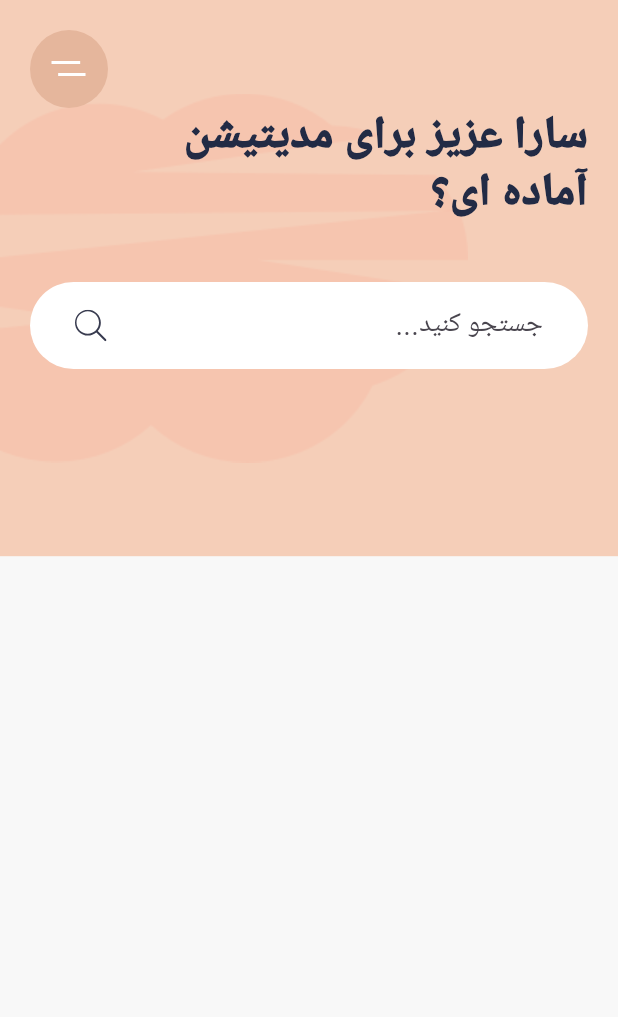
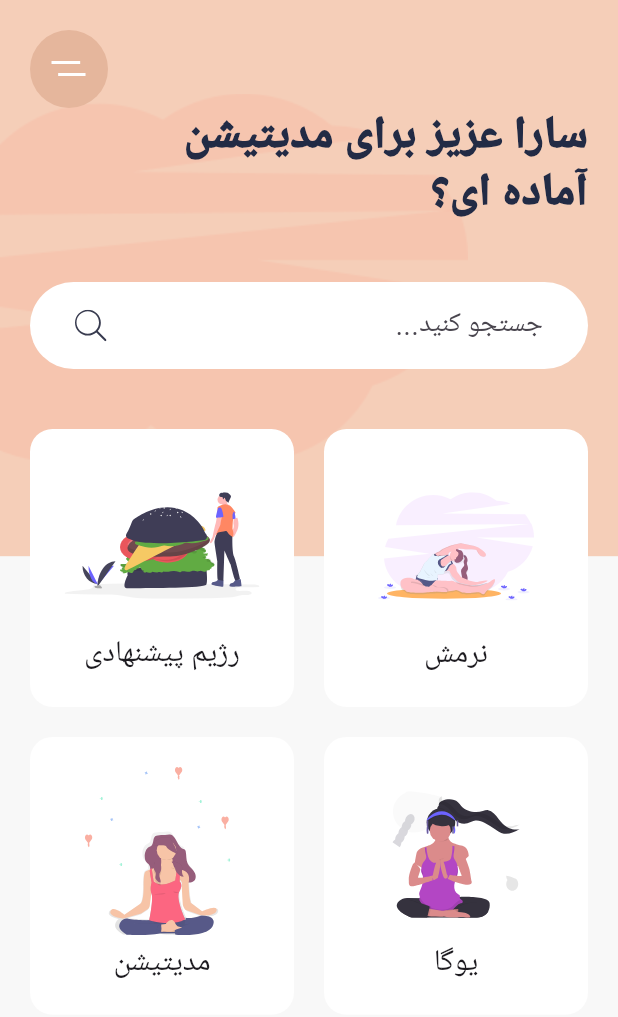
Before and after one commit to Shiroyaksha666/MeditationApp, a Flutter app: the screen it shows after launch, on a phone screen of 412 x 824 dp. Shown: the top 1017 px of the screen. Run offline on Flutter 3.47's test engine with Material 3 defaults, Android fonts, the phone set to English and light mode, and no system bars; our stand-ins replace flutter_svg.

Commit message:
making gridviews

```diff
--- a/lib/main.dart
+++ b/lib/main.dart
@@ -1,6 +1,7 @@
 import 'package:flutter/material.dart';
 import 'package:flutter_svg/flutter_svg.dart';
 import 'package:meditation_app/constant/consts.dart';
+import 'package:meditation_app/widgets/widgets.dart';
 
 void main() {
   runApp(const MyApp());
@@ -100,6 +101,32 @@ class _HomescreenState extends State<Homescreen> {
                       ),
                     ),
                   ),
+                  Expanded(
+                    child: GridView.count(
+                      crossAxisSpacing: 20,
+                      mainAxisSpacing: 20,
+                      childAspectRatio: 0.95,
+                      crossAxisCount: 2,
+                      children: const <Widget>[
+                        GridMaker(
+                          topic: 'رژیم پیشنهادی',
+                          imagepath: 'assets/icons/Hamburger.svg',
+                        ),
+                        GridMaker(
+                          topic: 'نرمش',
+                          imagepath: 'assets/icons/Excrecises.svg',
+                        ),
+                        GridMaker(
+                          topic: 'مدیتیشن',
+                          imagepath: 'assets/icons/Meditation.svg',
+                        ),
+                        GridMaker(
+                          topic: 'یوگا',
+                          imagepath: 'assets/icons/yoga.svg',
+                        ),
+                      ],
+                    ),
+                  ),
                 ],
               ),
             ),
--- /dev/null
+++ b/lib/widgets/widgets.dart
@@ -0,0 +1,33 @@
+import 'package:flutter/material.dart';
+import 'package:flutter_svg/flutter_svg.dart';
+
+class GridMaker extends StatelessWidget {
+  final String imagepath;
+  final String topic;
+  const GridMaker({
+    super.key,
+    required this.imagepath,
+    required this.topic,
+  });
+
+  @override
+  Widget build(BuildContext context) {
+    return Container(
+      padding: const EdgeInsets.all(20),
+      decoration: BoxDecoration(
+          color: Colors.white, borderRadius: BorderRadius.circular(15)),
+      child: Column(
+        children: <Widget>[
+          const Spacer(),
+          SvgPicture.asset(imagepath),
+          const Spacer(),
+          Text(
+            topic,
+            textAlign: TextAlign.center,
+            style: const TextStyle(fontSize: 20),
+          ),
+        ],
+      ),
+    );
+  }
+}
```
